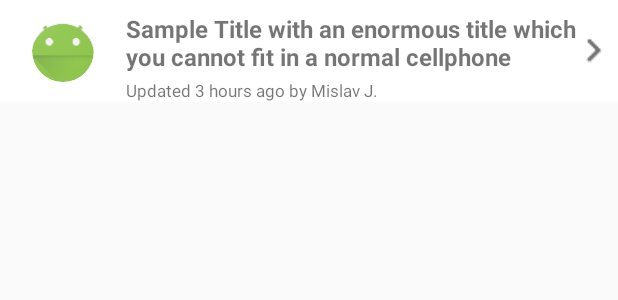
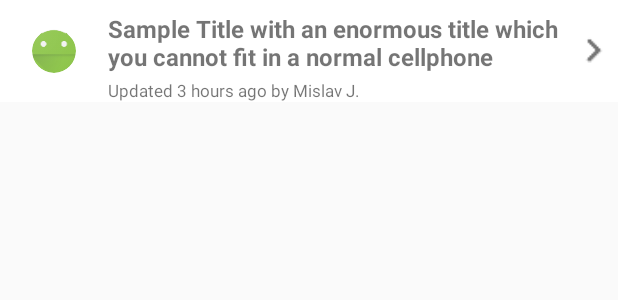
Before and after one commit to morristech/Productive-Android-app, an Android app: the layout list_item.xml on its own in the app's theme, with its tools: preview values and no code run, on a phone screen of 412 x 824 dp. Shown: the top 300 px of the screen. Run offline under Robolectric (Android 15) with nearby library versions, the phone set to English and light mode, and no system bars.

```diff
--- a/app/src/main/res/layout/list_item.xml
+++ b/app/src/main/res/layout/list_item.xml
@@ -20,7 +20,7 @@
                 android:layout_width="wrap_content"
                 android:layout_height="wrap_content"
                 android:layout_marginBottom="@dimen/title_to_description_margin"
-                android:paddingRight="@dimen/recycler_title_text_padding_right"
+                android:layout_marginRight="@dimen/recycler_title_text_padding_right"
                 android:paddingTop="@dimen/recycler_title_text_padding_top"
                 android:textSize="@dimen/title_text_size"
                 android:textStyle="bold"
--- a/app/src/main/res/values/dimens.xml
+++ b/app/src/main/res/values/dimens.xml
@@ -23,10 +23,10 @@
 
     <dimen name="empty_list_message_text_size">14sp</dimen>
     <dimen name="project_list_arrow_width_height">32dp</dimen>
-    <dimen name="project_list_thumbnail_pic_width_height">52dp</dimen>
+    <dimen name="project_list_thumbnail_pic_width_height">40dp</dimen>
     <dimen name="title_text_size">16sp</dimen>
     <dimen name="title_to_description_margin">4dp</dimen>
     <dimen name="small_text_size">11sp</dimen>
     <dimen name="recycler_title_text_padding_top">8dp</dimen>
-    <dimen name="recycler_title_text_padding_right">20dp</dimen>
+    <dimen name="recycler_title_text_padding_right">25dp</dimen>
 </resources>
```
Also changed, not shown: app/src/main/AndroidManifest.xml (+6 -4 lines), app/src/main/java/co/infinum/productive/activities/TasksListActivity.java (added, +25 -0 lines), app/src/main/java/co/infinum/productive/adapters/ProjectAdapter.java (+26 -21 lines), app/src/main/java/co/infinum/productive/adapters/ProjectSectionAdapter.java (+6 -1 lines), app/src/main/java/co/infinum/productive/fragments/ProjectsFragment.java (+9 -2 lines), app/src/main/res/layout/activity_tasks_list.xml (added, +13 -0 lines).
